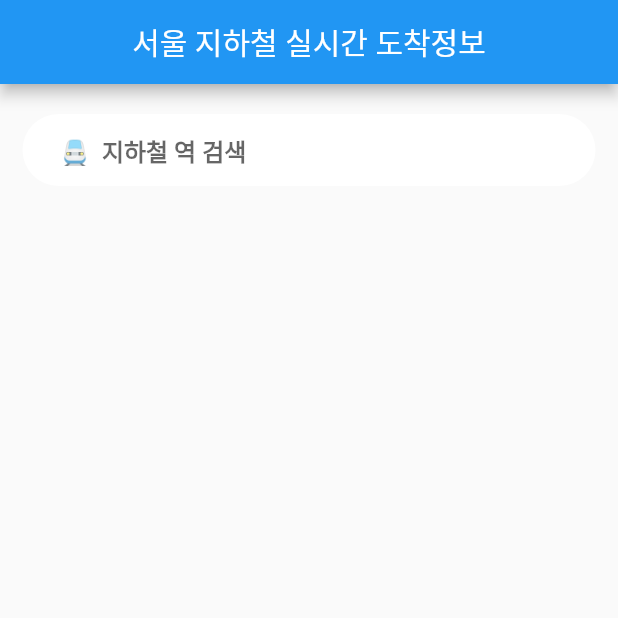
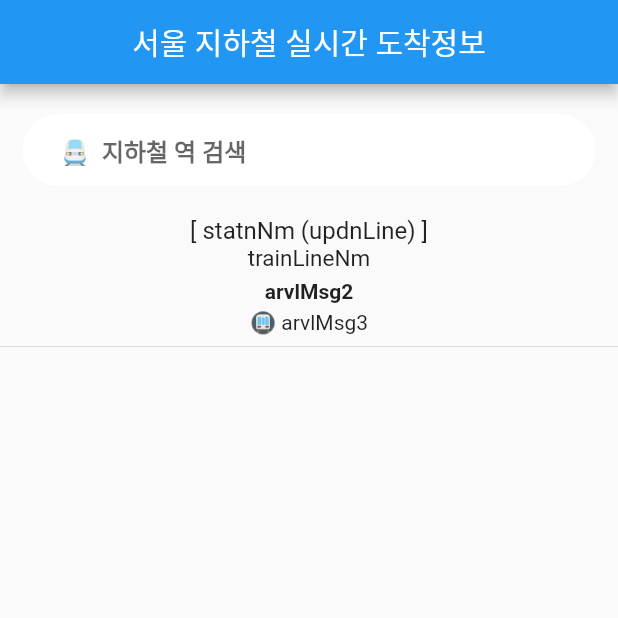
Before and after one commit to threeplef/flutter-SubwayArrival, a Flutter app: the screen it shows after launch, on a phone screen of 412 x 824 dp, the top half of it. Run offline on Flutter 3.47's test engine with Material 2 defaults, Android fonts, the phone set to English and light mode, and no system bars; our stand-ins replace freezed_annotation; network calls fail.

Commit message:
Refactor: subway 의존성 제거

```diff
--- /dev/null
+++ b/lib/data/repository/subway_repository.dart
@@ -0,0 +1,20 @@
+import 'package:seoul_subway/data/model/subway.dart';
+import 'package:seoul_subway/data/source/subway_api.dart';
+
+class SubwayRepository {
+  final SubwayApi _api;
+
+  SubwayRepository(this._api);
+
+  Future<Subway> getList(String query) async {
+    final subwayDto = await _api.getList(query);
+
+    return Subway(
+      updnLine: subwayDto.realtimeArrivalList?.elementAt(0).updnLine ?? '',
+      trainLineNm: subwayDto.realtimeArrivalList?.elementAt(0).trainLineNm?? '',
+      statnNm: subwayDto.realtimeArrivalList?.elementAt(0).statnNm?? '',
+      arvlMsg2: subwayDto.realtimeArrivalList?.elementAt(0).arvlMsg2?? '',
+      arvlMsg3: subwayDto.realtimeArrivalList?.elementAt(0).arvlMsg3 ?? '',
+    );
+  }
+}
--- a/lib/data/repository/subway_screen_repository.dart
+++ /dev/null
@@ -1,14 +0,0 @@
-import 'package:flutter/material.dart';
-import 'package:seoul_subway/data/model/subway.dart';
-import 'package:seoul_subway/data/source/subway_source.dart';
-
-class SubwayScreenViewModel extends ChangeNotifier {
-  final _subwayApi = SubwayApi();
-
-  List<Subway> arrivalList = [];
-
-  void fetchArrivalLists(String query) async {
-    arrivalList = await _subwayApi.getLists(query);
-    notifyListeners();
-  }
-}
--- /dev/null
+++ b/lib/data/source/subway_api.dart
@@ -0,0 +1,5 @@
+import 'package:seoul_subway/data/model/subway_dto.dart';
+
+abstract class SubwayApi {
+  Future<SubwayDto> getList(String query);
+}
--- /dev/null
+++ b/lib/data/source/subway_api_impl.dart
@@ -0,0 +1,23 @@
+import 'dart:async';
+import 'dart:convert';
+
+import 'package:http/http.dart' as http;
+import 'package:seoul_subway/data/model/subway_dto.dart';
+import 'package:seoul_subway/data/source/subway_api.dart';
+
+class SubwayApiImpl implements SubwayApi {
+  final http.Client _client;
+
+  SubwayApiImpl({http.Client? client}) : _client = (client ?? http.Client());
+
+  @override
+  Future<SubwayDto> getList(String query) async {
+    Uri url = Uri.parse(
+        'http://swopenapi.seoul.go.kr/api/subway/sample/json/realtimeStationArrival/0/5/$query');
+    http.Response response = await _client.get(url);
+
+    String jsonString = response.body;
+    Map<String, dynamic> json = jsonDecode(jsonString);
+    return SubwayDto.fromJson(json);
+  }
+}
--- a/lib/data/source/subway_source.dart
+++ /dev/null
@@ -1,36 +0,0 @@
-import 'dart:async';
-import 'dart:convert';
-
-import 'package:http/http.dart' as http;
-import 'package:seoul_subway/data/model/subway.dart';
-
-class SubwayApi {
-  SubwayApi() {
-    fetchArrivalLists('');
-  }
-
-  final _arrivalListStreamController = StreamController<List<Subway>>();
-
-  Stream<List<Subway>> get arrivalListStream => _arrivalListStreamController.stream;
-
-  void fetchArrivalLists(String query) async {
-    List<Subway> arrivalList = await getLists(query);
-    _arrivalListStreamController.add(arrivalList);
-  }
-
-  Future<List<Subway>> getLists(String query) async {
-    Uri url = Uri.parse(
-        'http://swopenapi.seoul.go.kr/api/subway/sample/json/realtimeStationArrival/0/5/$query');
-
-    http.Response response = await http.get(url);
-
-    String jsonString = response.body;
-
-    Map<String, dynamic> json = jsonDecode(jsonString);
-    if(json['realtimeArrivalList'] == null) {
-      return List.empty();
-    }
-    Iterable hits = json['realtimeArrivalList'];
-    return hits.map((e) => Subway.fromJson(e)).toList();
-  }
-}
--- a/lib/main.dart
+++ b/lib/main.dart
@@ -1,6 +1,6 @@
 import 'package:flutter/material.dart';
 import 'package:provider/provider.dart';
-import 'package:seoul_subway/data/repository/subway_screen_repository.dart';
+import 'package:seoul_subway/ui/subway_screen_view_model.dart';
 import 'package:seoul_subway/ui/subway_screen.dart';
 
 void main() {
--- a/lib/ui/subway_screen.dart
+++ b/lib/ui/subway_screen.dart
@@ -1,6 +1,5 @@
 import 'package:flutter/material.dart';
-import 'package:seoul_subway/data/model/subway.dart';
-import 'package:seoul_subway/data/repository/subway_screen_repository.dart';
+import 'package:seoul_subway/ui/subway_screen_view_model.dart';
 import 'package:seoul_subway/debounce.dart';
 import 'package:provider/provider.dart';
 
@@ -63,20 +62,23 @@ class _SubWayScreenState extends State<SubWayScreen> {
             ),
             Expanded(
               child: ListView(
-                children:
-                    viewModel.arrivalList.map((Subway arrivalList) {
-                  return Column(
+                children: [
+                  Column(
                     children: [
-                      Text('[ ${arrivalList.statnNm} (${arrivalList.updnLine}) ]', style: const TextStyle(fontSize: 16)),
-                      Text(arrivalList.trainLineNm, style: const TextStyle(fontSize: 15)),
+                      Text(
+                          '[ ${viewModel.arrivalList.statnNm} (${viewModel.arrivalList.updnLine}) ]',
+                          style: const TextStyle(fontSize: 16)),
+                      Text(viewModel.arrivalList.trainLineNm,
+                          style: const TextStyle(fontSize: 15)),
                       const SizedBox(height: 5),
-                      Text(arrivalList.arvlMsg2, style: const TextStyle(fontWeight: FontWeight.bold)),
+                      Text(viewModel.arrivalList.arvlMsg2,
+                          style: const TextStyle(fontWeight: FontWeight.bold)),
                       const SizedBox(height: 5),
-                      Text('🚇 ${arrivalList.arvlMsg3}'),
+                      Text('🚇 ${viewModel.arrivalList.arvlMsg3}'),
                       const Divider(),
                     ],
-                  );
-                }).toList(),
+                  ),
+                ],
               ),
             ),
           ],
--- /dev/null
+++ b/lib/ui/subway_screen_view_model.dart
@@ -0,0 +1,21 @@
+import 'package:flutter/material.dart';
+import 'package:seoul_subway/data/model/subway.dart';
+import 'package:seoul_subway/data/repository/subway_repository.dart';
+import 'package:seoul_subway/data/source/subway_api_impl.dart';
+
+class SubwayScreenViewModel extends ChangeNotifier {
+  final _subwayRepository = SubwayRepository(SubwayApiImpl());
+
+  Subway arrivalList = const Subway(
+    updnLine: 'updnLine',
+    trainLineNm: 'trainLineNm',
+    statnNm: 'statnNm',
+    arvlMsg2: 'arvlMsg2',
+    arvlMsg3: 'arvlMsg3',
+  );
+
+  void fetchArrivalLists(String query) async {
+    arrivalList = await _subwayRepository.getList(query);
+    notifyListeners();
+  }
+}
```
Also changed, not shown: lib/data/model/subway_dto.dart (added, +201 -0 lines).
